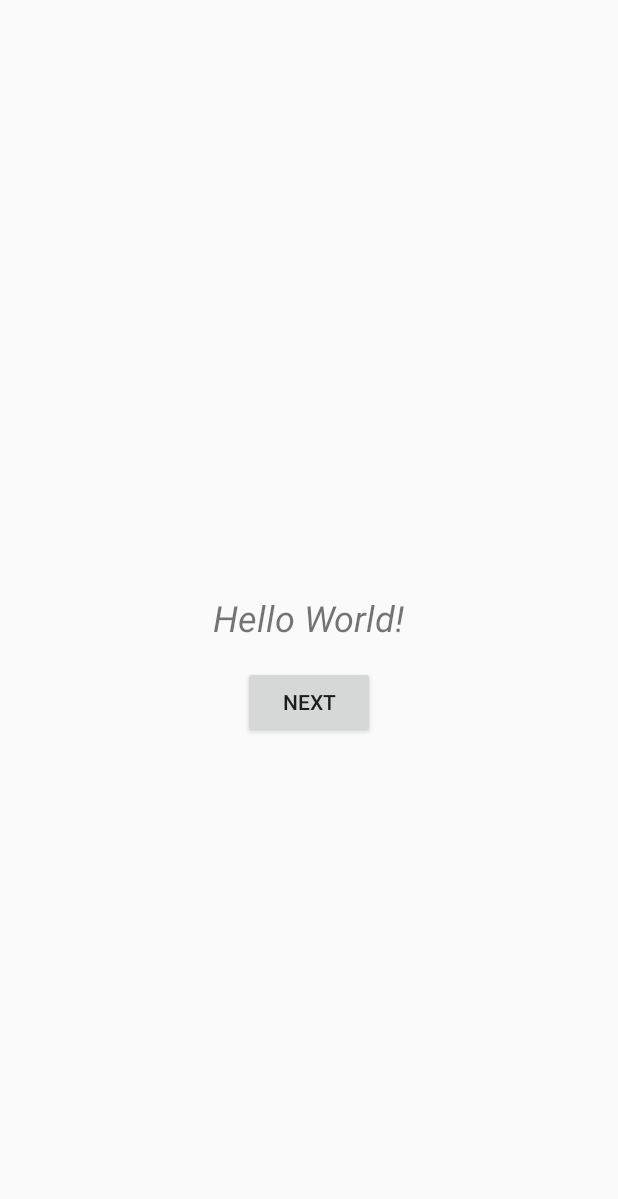
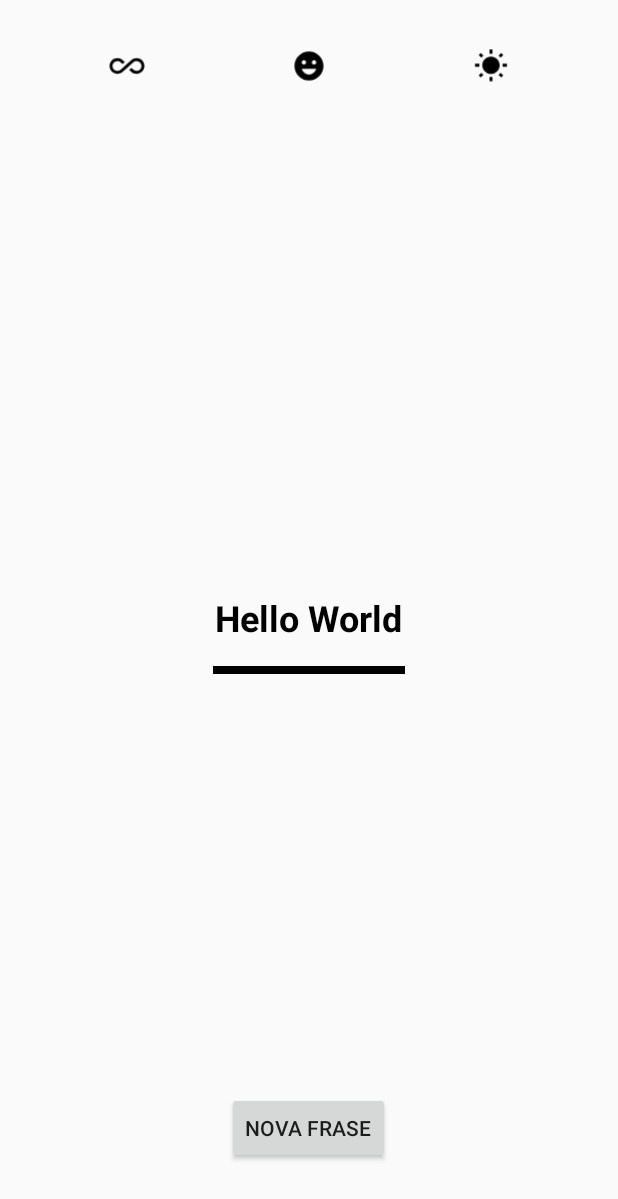
Before and after one commit to petersudario/kt_motivation, an Android app built with Jetpack Compose: the layout main.xml on its own in the app's theme, with its tools: preview values and no code run, on a phone screen of 412 x 824 dp. Shown: the top 1199 px of the screen. Run offline under Robolectric (Android 15) with nearby library versions, the light colour scheme and no system bars.

Commit message:
Top Bar - main screen

```diff
--- a/app/src/main/res/layout/main.xml
+++ b/app/src/main/res/layout/main.xml
@@ -7,21 +7,67 @@
     android:padding="16dp"
     >
 
+    <LinearLayout
+        android:layout_width="match_parent"
+        android:padding="8dp"
+        android:id="@+id/top_bar"
+        android:layout_height="wrap_content">
+        <ImageView
+            android:layout_width="40dp"
+            android:layout_height="40dp"
+            android:layout_weight="1"
+            android:id="@+id/ic_all_inclusive"
+            android:contentDescription="@string/all_inclusive_description"
+            android:src="@drawable/ic_all_inclusive_foreground"/>
+
+        <ImageView
+            android:layout_width="40dp"
+            android:layout_height="40dp"
+            android:layout_weight="1"
+            android:id="@+id/ic_happy_face"
+            android:contentDescription="@string/happy_face_description"
+            android:src="@drawable/ic_happy_face_foreground"/>
+
+        <ImageView
+            android:layout_width="40dp"
+            android:layout_height="40dp"
+            android:layout_weight="1"
+            android:id="@+id/ic_sunny"
+            android:contentDescription="@string/sunny_description"
+            android:src="@drawable/ic_sunny_foreground"/>
+
+    </LinearLayout>
+
     <TextView
-        android:id="@+id/quote_text"
+        android:id="@+id/text_phrase"
         android:layout_width="wrap_content"
         android:layout_height="wrap_content"
+        android:padding="16dp"
         android:layout_centerInParent="true"
-        android:text="Hello World!"
         android:textSize="24sp"
-        android:textStyle="italic" />
+        android:textStyle="bold"
+        android:textColor="@color/black"
+        android:layout_marginTop="16dp"
+        android:text="Hello World" />
+
+    <View
+        android:layout_width="128dp"
+        android:layout_height="5dp"
+        android:layout_centerHorizontal="true"
+        android:background="@color/black"
+        android:layout_below="@+id/text_phrase">
+
+    </View>
 
     <Button
-        android:id="@+id/next_button"
+        android:id="@+id/button_new_phrase"
         android:layout_width="wrap_content"
         android:layout_height="wrap_content"
-        android:layout_below="@id/quote_text"
+        android:layout_marginBottom="32dp"
         android:layout_centerHorizontal="true"
-        android:layout_marginTop="16dp"
-        android:text="Next" />
+        android:layout_alignParentBottom="true"
+        android:text="Nova Frase"
+        />
+
+
 </RelativeLayout>
--- a/app/src/main/res/values/strings.xml
+++ b/app/src/main/res/values/strings.xml
@@ -1,3 +1,6 @@
 <resources>
     <string name="app_name">kt_motivation</string>
+    <string name="all_inclusive_description">"Infinite symbol "</string>
+    <string name="happy_face_description">Happy Face Emoji</string>
+    <string name="sunny_description">Sun icon</string>
 </resources>
```
